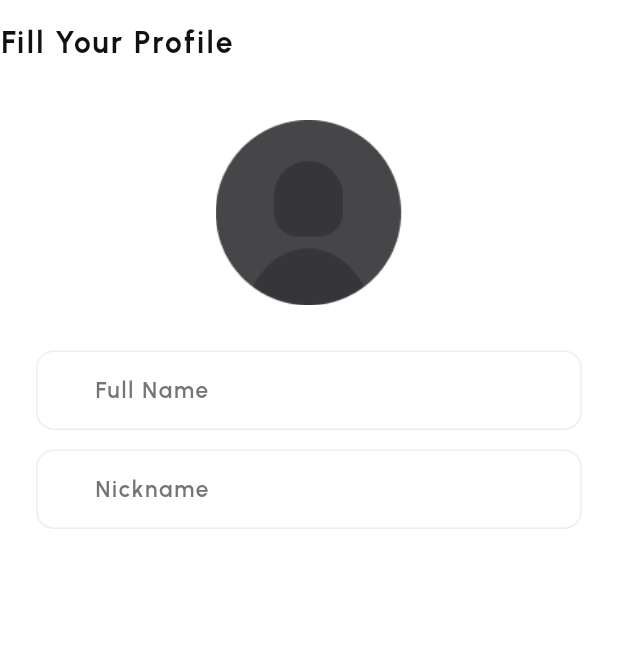
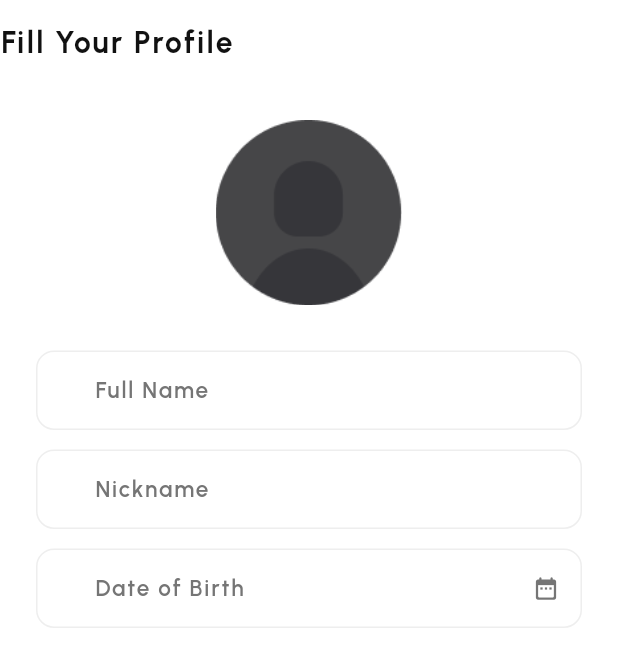
Before and after one commit to Gaurav-Kushwaha-1225/Casca, a Flutter app: the ProfileSetup screen opened by its route, on a phone screen of 412 x 824 dp. Shown: the top 667 px of the screen. Run offline on Flutter 3.47's test engine with Material 3 defaults, Android fonts, the light colour scheme and no system bars; our stand-ins replace go_router, google_fonts, sqflite; accounts and stored records are empty.

Commit message:
ProfileSetup Page DOB TextField Added

```diff
--- a/lib/screens/login_page/login_page_1/login_page_1.dart
+++ b/lib/screens/login_page/login_page_1/login_page_1.dart
@@ -94,7 +94,7 @@
               text: "Sign in with password",
               route: CascaRoutesNames.loginPage3,
               buttonFunc: () {
-                GoRouter.of(context).pushNamed(CascaRoutesNames.loginPage3);
+                GoRouter.of(context).pushNamed(CascaRoutesNames.profileSetup);
                 log("Worked Fine :)");
               }),
           const ElseSigninSignupOptions(
--- a/lib/screens/login_page/profile_setup/profile_setup.dart
+++ b/lib/screens/login_page/profile_setup/profile_setup.dart
@@ -26,6 +26,12 @@
   final FocusNode nicknameFocusNode = FocusNode();
   final GlobalKey<FormState> nicknameKey = GlobalKey();
   String? errorNicknameValue;
+
+  final TextEditingController dobTextEditingController =
+      TextEditingController();
+  final FocusNode dobFocusNode = FocusNode();
+  final GlobalKey<FormState> dobKey = GlobalKey();
+  String? errordobValue;
   @override
   Widget build(BuildContext context) {
     return Scaffold(
@@ -203,6 +209,103 @@
                   ),
                 ),
               ),
+            ),
+            SliverToBoxAdapter(
+              child: Container(
+                margin: const EdgeInsets.only(left: 24, right: 24, bottom: 13),
+                child: Form(
+                  key: dobKey,
+                  child: TextFormField(
+                    autofocus: false,
+                    focusNode: dobFocusNode,
+                    controller: dobTextEditingController,
+                    cursorColor:
+                        Theme.of(context).brightness == Brightness.light
+                            ? Constants.lightTextColor
+                            : Constants.darkTextColor,
+                    validator: (value) {
+                      return;
+                    },
+                    onTap: () async {
+                      DateTime date = DateTime(1900);
+                      FocusScope.of(context).requestFocus(new FocusNode());
+
+                      date = (await showDatePicker(
+                          context: context,
+                          initialDate: DateTime.now(),
+                          firstDate: DateTime(1900, 1, 1),
+                          lastDate: DateTime.now()))!;
+
+                      dobTextEditingController.text = date.toString().substring(0, 10);
+                    },
+                    style: GoogleFonts.urbanist(
+                        decoration: TextDecoration.none,
+                        fontSize: 15,
+                        fontWeight: FontWeight.w600,
+                        color: Theme.of(context).brightness == Brightness.light
+                            ? Constants.lightTextColor
+                            : Constants.darkTextColor,
+                        letterSpacing: 1.2,
+                        fontStyle: FontStyle.normal),
+                    decoration: InputDecoration(
+                        errorText: errordobValue,
+                        errorStyle: GoogleFonts.urbanist(
+                            decoration: TextDecoration.none,
+                            fontSize: 10,
+                            fontWeight: FontWeight.w600,
+                            color: Theme.of(context).brightness == Brightness.light
+                                ? Colors.red.shade600
+                                : Colors.red.shade300,
+                            letterSpacing: 1.2,
+                            fontStyle: FontStyle.normal),
+                        contentPadding: const EdgeInsets.symmetric(
+                            vertical: 15, horizontal: 15),
+                        enabledBorder: OutlineInputBorder(
+                            borderSide: BorderSide(
+                                color: Theme.of(context).brightness == Brightness.light
+                                    ? Constants.lightBorderColor
+                                    : Constants.darkBorderColor),
+                            borderRadius:
+                                const BorderRadius.all(Radius.circular(12)),
+                            gapPadding: 24),
+                        suffixIcon: GestureDetector(
+                          onTap: () {
+                          },
+                          child: Icon(
+                            Icons.date_range_rounded,
+                            color: Theme.of(context).brightness == Brightness.light
+                                ? Colors.grey.shade600
+                                : Colors.grey.shade300,
+                            size: 18,
+                          ),
+                        ),
+                        hintText: 'Date of Birth',
+                        hintStyle: GoogleFonts.urbanist(
+                            decoration: TextDecoration.none,
+                            fontSize: 15,
+                            fontWeight: FontWeight.w600,
+                            color: Theme.of(context).brightness == Brightness.light
+                                ? Colors.grey.shade600
+                                : Colors.grey.shade300,
+                            letterSpacing: 1.2,
+                            fontStyle: FontStyle.normal),
+                        // TODO: Change fill color according to UI when in focus and dark theme or light theme
+                        fillColor: Theme.of(context).brightness == Brightness.light
+                            ? Constants.lightCardFillColor
+                            : Constants.darkCardFillColor,
+                        filled: true,
+                        focusedBorder: OutlineInputBorder(
+                            borderSide: BorderSide(
+                                color: Theme.of(context).brightness == Brightness.light
+                                    ? Constants.lightSecondary
+                                    : Constants.darkSecondary),
+                            borderRadius: const BorderRadius.all(Radius.circular(12)),
+                            gapPadding: 24),
+                        focusedErrorBorder: OutlineInputBorder(borderSide: BorderSide(color: Theme.of(context).brightness == Brightness.light ? Colors.red.shade600 : Colors.red.shade300), borderRadius: const BorderRadius.all(Radius.circular(12)), gapPadding: 24),
+                        errorBorder: OutlineInputBorder(borderSide: BorderSide(color: Theme.of(context).brightness == Brightness.light ? Colors.red.shade200 : Colors.red.shade300), borderRadius: const BorderRadius.all(Radius.circular(12)), gapPadding: 24)),
+                  ),
+                ),
+              ),
             )
           ],
         ));
```
